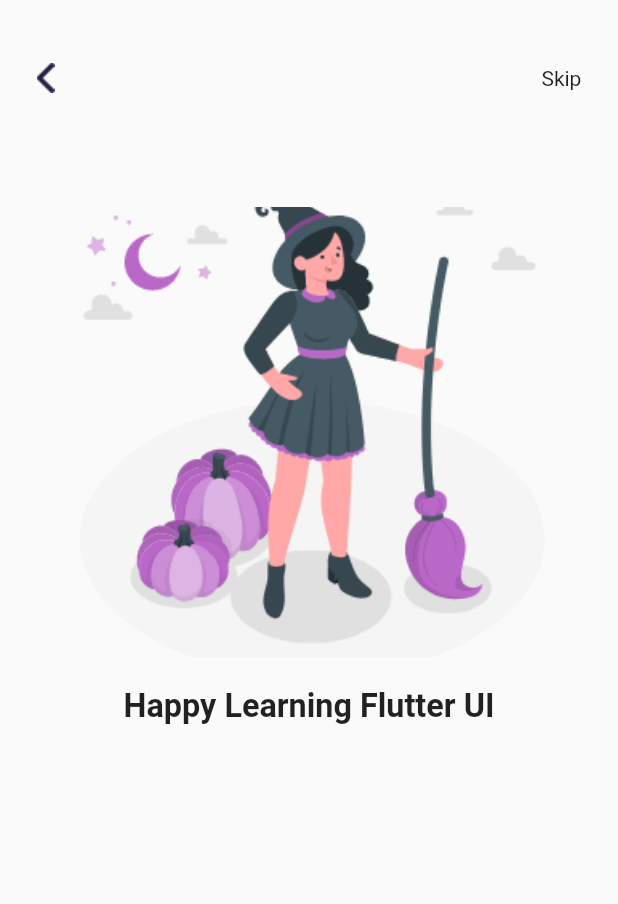
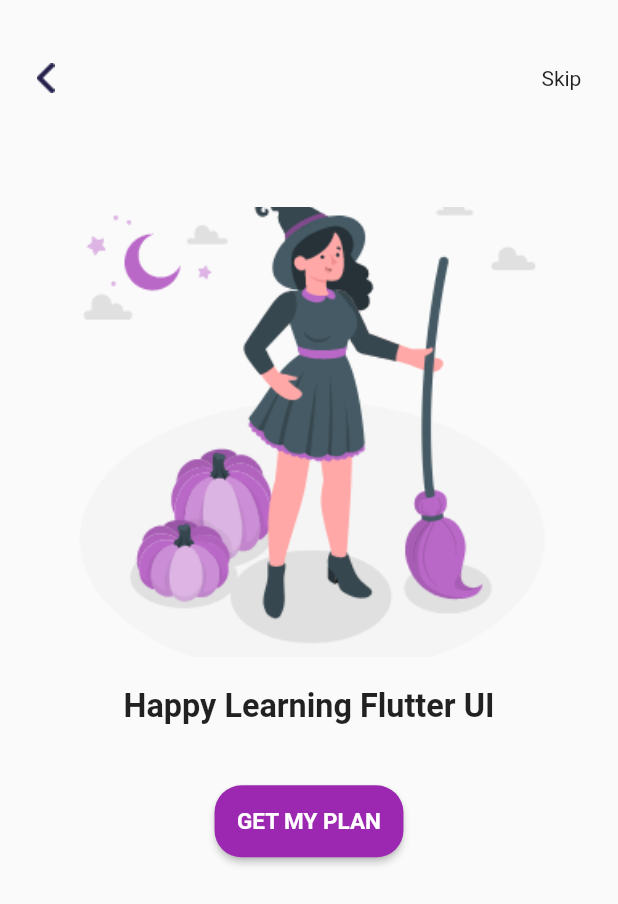
Before and after one commit to danielotieno/onboarding, a Flutter app: the screen it shows after launch, on a phone screen of 412 x 824 dp. Shown: the top 904 px of the screen. Run offline on Flutter 3.47's test engine with Material 2 defaults, Android fonts, the phone set to English and light mode, and no system bars.

Commit message:
chore:create action button

```diff
--- a/lib/screens/onboarding_one.dart
+++ b/lib/screens/onboarding_one.dart
@@ -46,6 +46,26 @@ class OnBoardingOne extends StatelessWidget {
                 ),
               ),
             ),
+            Container(
+              margin: EdgeInsets.only(top: 40.0),
+              child: ElevatedButton(
+                onPressed: () {},
+                child: Text(
+                  'Get My Plan'.toUpperCase(),
+                  style: TextStyle(
+                      color: Colors.white,
+                      fontSize: 15.0,
+                      fontWeight: FontWeight.bold),
+                ),
+                style: ElevatedButton.styleFrom(
+                  primary: Colors.purple,
+                  padding: EdgeInsets.all(15.0),
+                  shape: RoundedRectangleBorder(
+                    borderRadius: BorderRadius.circular(18.0),
+                  ),
+                ),
+              ),
+            )
           ],
         ),
       ),
```
